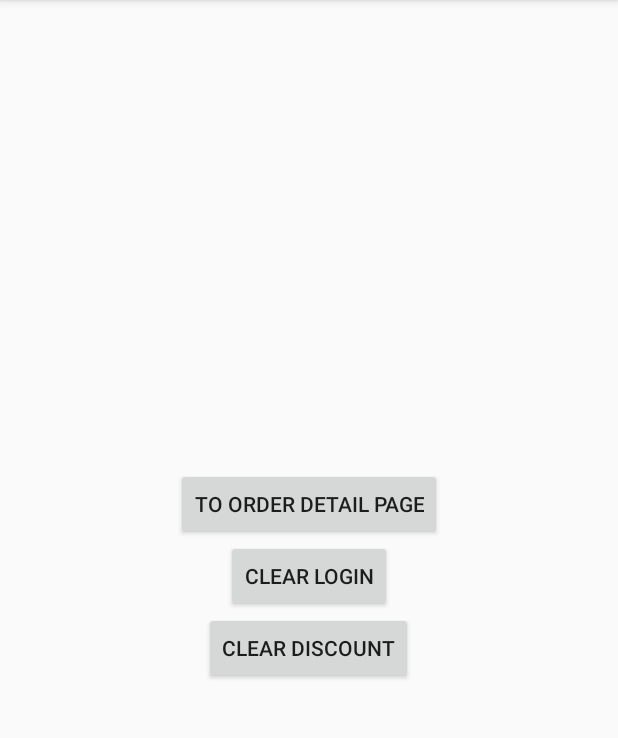
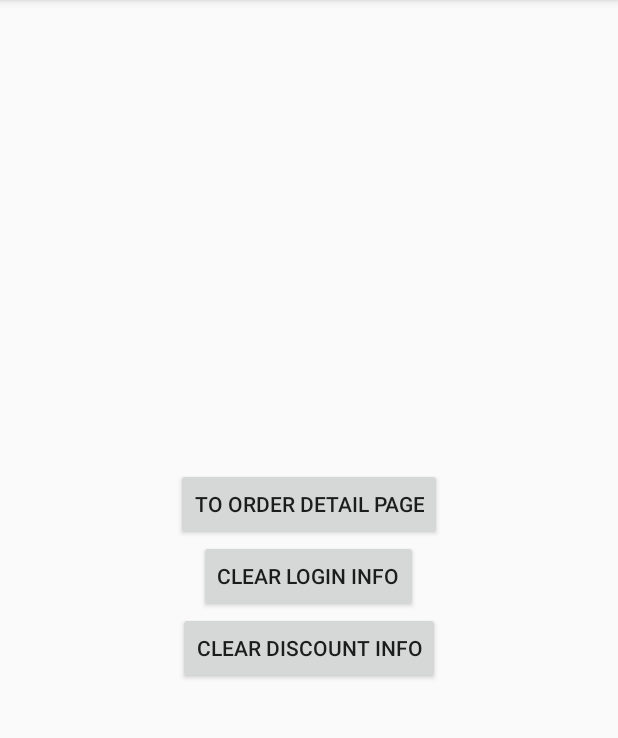
Before and after one commit to TUBB/DelayActions, an Android app: the screen it shows after launch (MainActivity), on a phone screen of 412 x 824 dp, the part 84-822 px from its top. Run offline under Robolectric (Android 15) with nearby library versions, the phone set to English and light mode, and no system bars; our stand-ins replace RxJava.

```diff
--- a/app/src/main/res/layout/activity_main.xml
+++ b/app/src/main/res/layout/activity_main.xml
@@ -12,18 +12,18 @@
         android:id="@+id/btn_order_detail"
         android:layout_width="wrap_content"
         android:layout_height="wrap_content"
-        android:text="To order detail page"
+        android:text="to order detail page"
         android:onClick="viewClick"/>
     <Button
         android:id="@+id/btn_clear_login"
         android:layout_width="wrap_content"
         android:layout_height="wrap_content"
-        android:text="clear login"
+        android:text="clear login info"
         android:onClick="viewClick"/>
     <Button
         android:id="@+id/btn_clear_discount"
         android:layout_width="wrap_content"
         android:layout_height="wrap_content"
-        android:text="clear discount"
+        android:text="clear discount info"
         android:onClick="viewClick"/>
 </LinearLayout>
--- a/library/build.gradle
+++ b/library/build.gradle
@@ -8,8 +8,8 @@ android {
     defaultConfig {
         minSdkVersion 14
         targetSdkVersion 27
-        versionCode 4
-        versionName "0.0.4"
+        versionCode 5
+        versionName "0.0.5"
 
         testInstrumentationRunner "android.support.test.runner.AndroidJUnitRunner"
 
@@ -38,7 +38,7 @@ publish {
     userOrg = 'tubb'
     groupId = 'com.tubb.delayactions'
     artifactId = 'delayactions'
-    publishVersion = '0.0.4'
+    publishVersion = '0.0.5'
     desc = 'Abstract delay actions'
     website = 'https://github.com/TUBB/DelayActions'
 }
```
Also changed, not shown: 2 other files.
